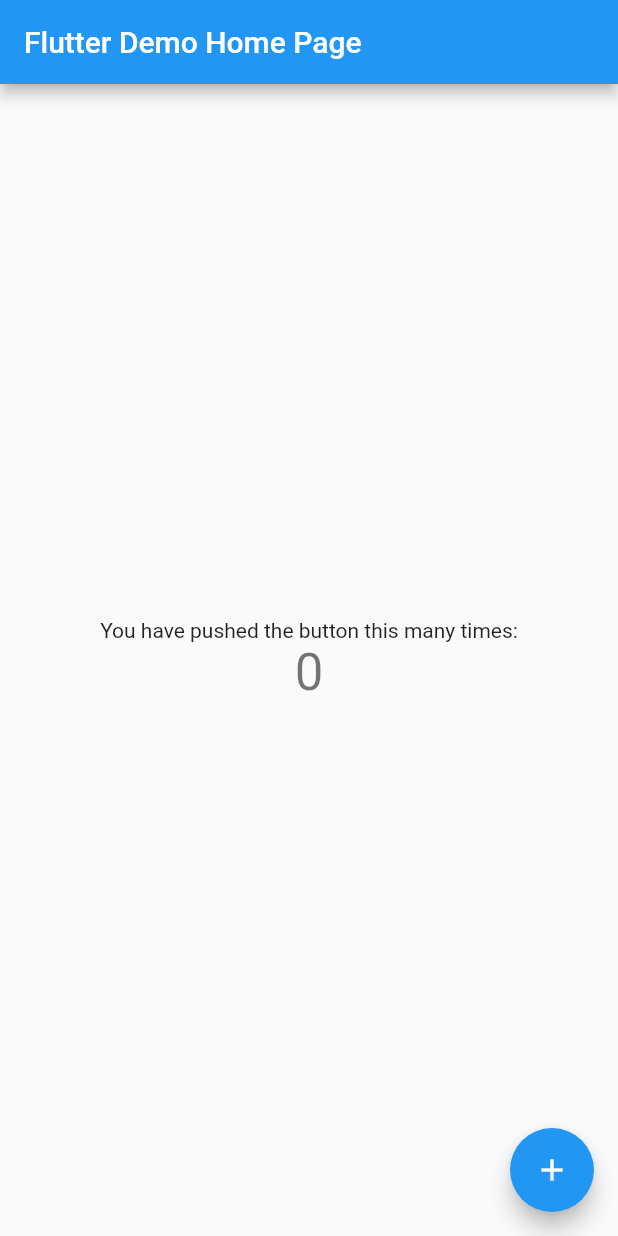
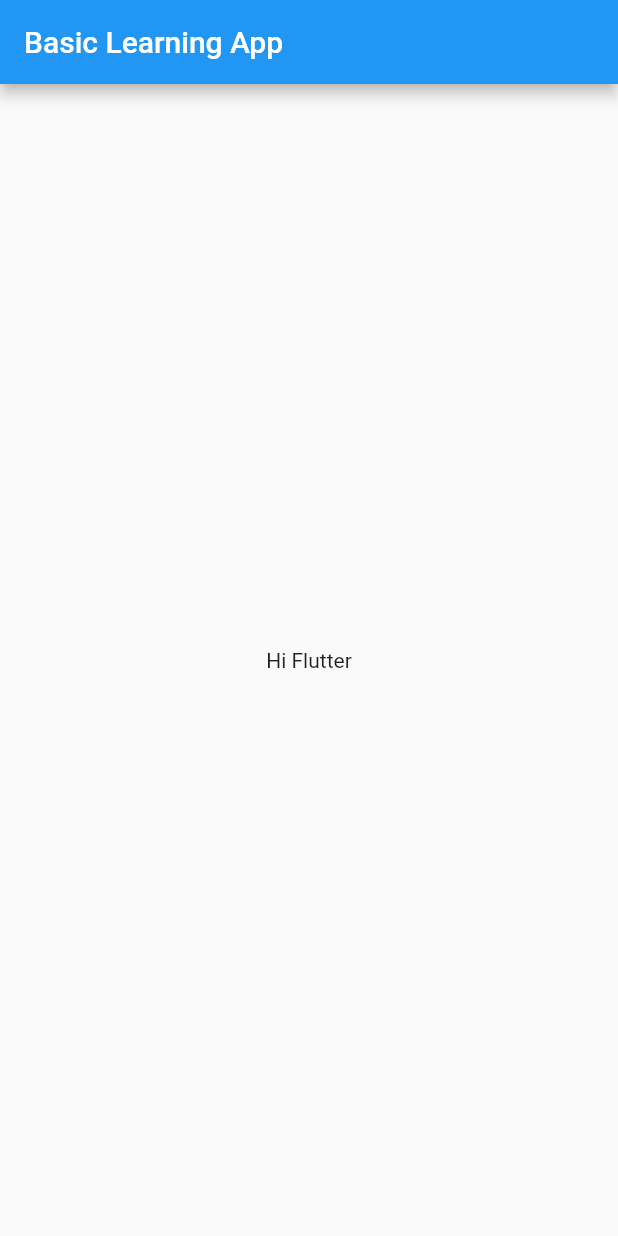
Before and after one commit to Zeeshanunique/Learn_Flutter, a Flutter app: the screen it shows after launch, on a phone screen of 412 x 824 dp. Run offline on Flutter 3.47's test engine with Material 2 defaults, Android fonts, the phone set to English and light mode, and no system bars.

Commit message:
Ch1 Completed

```diff
--- a/lib/main.dart
+++ b/lib/main.dart
@@ -1,113 +1,24 @@
 import 'package:flutter/material.dart';
 
 void main() {
-  runApp(MyApp());
+  runApp(MaterialApp(
+    title: "Basic App",
+    home: HomePage(),
+  ));
 }
 
-class MyApp extends StatelessWidget {
-  // This widget is the root of your application.
+class HomePage extends StatelessWidget {
+  const HomePage({Key? key}) : super(key: key);
+
   @override
   Widget build(BuildContext context) {
-    return MaterialApp(
-      title: 'Flutter Demo',
-      theme: ThemeData(
-        // This is the theme of your application.
-        //
-        // Try running your application with "flutter run". You'll see the
-        // application has a blue toolbar. Then, without quitting the app, try
-        // changing the primarySwatch below to Colors.green and then invoke
-        // "hot reload" (press "r" in the console where you ran "flutter run",
-        // or simply save your changes to "hot reload" in a Flutter IDE).
-        // Notice that the counter didn't reset back to zero; the application
-        // is not restarted.
-        primarySwatch: Colors.blue,
+    return Scaffold(
+      appBar: AppBar(
+        title: Text("Basic Learning App"),
       ),
-      home: MyHomePage(title: 'Flutter Demo Home Page'),
+      body: Container(
+        child: Center(child: Text("Hi Flutter")),
+      ),
     );
   }
 }
-
-class MyHomePage extends StatefulWidget {
-  MyHomePage({Key? key, required this.title}) : super(key: key);
-
-  // This widget is the home page of your application. It is stateful, meaning
-  // that it has a State object (defined below) that contains fields that affect
-  // how it looks.
-
-  // This class is the configuration for the state. It holds the values (in this
-  // case the title) provided by the parent (in this case the App widget) and
-  // used by the build method of the State. Fields in a Widget subclass are
-  // always marked "final".
-
-  final String title;
-
-  @override
-  _MyHomePageState createState() => _MyHomePageState();
-}
-
-class _MyHomePageState extends State<MyHomePage> {
-  int _counter = 0;
-
-  void _incrementCounter() {
-    setState(() {
-      // This call to setState tells the Flutter framework that something has
-      // changed in this State, which causes it to rerun the build method below
-      // so that the display can reflect the updated values. If we changed
-      // _counter without calling setState(), then the build method would not be
-      // called again, and so nothing would appear to happen.
-      _counter++;
-    });
-  }
-
-  @override
-  Widget build(BuildContext context) {
-    // This method is rerun every time setState is called, for instance as done
-    // by the _incrementCounter method above.
-    //
-    // The Flutter framework has been optimized to make rerunning build methods
-    // fast, so that you can just rebuild anything that needs updating rather
-    // than having to individually change instances of widgets.
-    return Scaffold(
-      appBar: AppBar(
-        // Here we take the value from the MyHomePage object that was created by
-        // the App.build method, and use it to set our appbar title.
-        title: Text(widget.title),
-      ),
-      body: Center(
-        // Center is a layout widget. It takes a single child and positions it
-        // in the middle of the parent.
-        child: Column(
-          // Column is also a layout widget. It takes a list of children and
-          // arranges them vertically. By default, it sizes itself to fit its
-          // children horizontally, and tries to be as tall as its parent.
-          //
-          // Invoke "debug painting" (press "p" in the console, choose the
-          // "Toggle Debug Paint" action from the Flutter Inspector in Android
-          // Studio, or the "Toggle Debug Paint" command in Visual Studio Code)
-          // to see the wireframe for each widget.
-          //
-          // Column has various properties to control how it sizes itself and
-          // how it positions its children. Here we use mainAxisAlignment to
-          // center the children vertically; the main axis here is the vertical
-          // axis because Columns are vertical (the cross axis would be
-          // horizontal).
-          mainAxisAlignment: MainAxisAlignment.center,
-          children: <Widget>[
-            Text(
-              'You have pushed the button this many times:',
-            ),
-            Text(
-              '$_counter',
-              style: Theme.of(context).textTheme.headline4,
-            ),
-          ],
-        ),
-      ),
-      floatingActionButton: FloatingActionButton(
-        onPressed: _incrementCounter,
-        tooltip: 'Increment',
-        child: Icon(Icons.add),
-      ), // This trailing comma makes auto-formatting nicer for build methods.
-    );
-  }
-}
```
